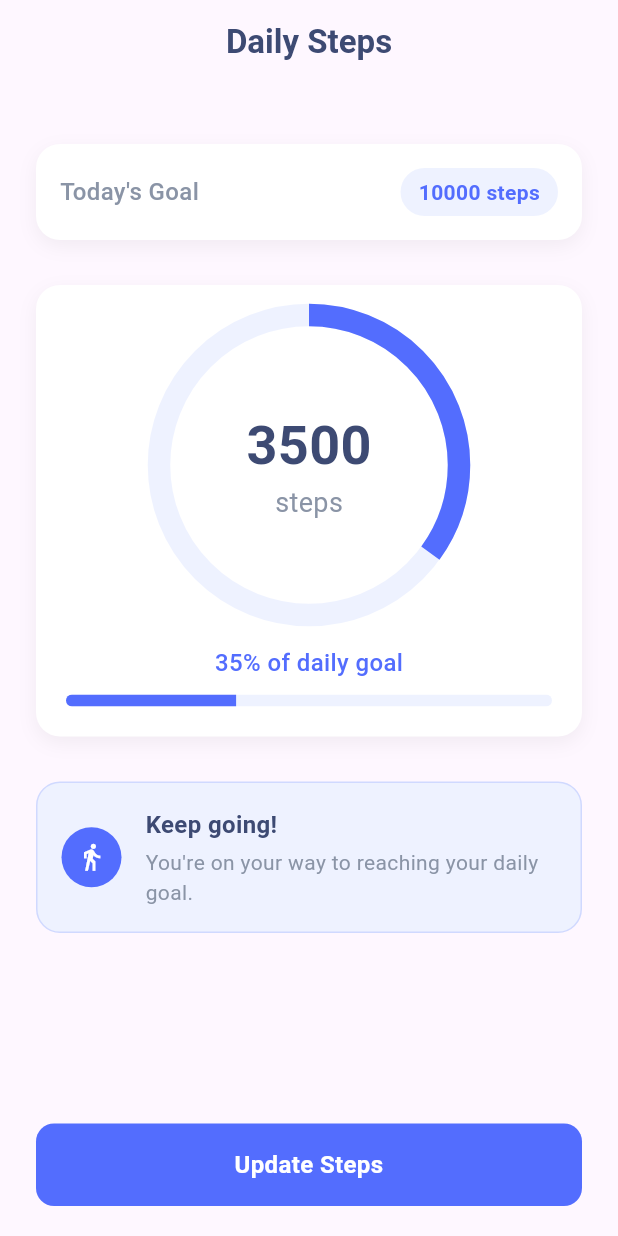
After one commit to Kavinnandha/patient_care, a Flutter app: the FootstepsScreen screen opened directly, on a phone screen of 412 x 824 dp. The commit adds this screen. Run offline on Flutter 3.47's test engine with Material 3 defaults, Android fonts, the phone set to English and light mode, and no system bars; our stand-ins replace google_fonts.

Commit message:
add foot step covered

```diff
--- a/lib/dashboard.dart
+++ b/lib/dashboard.dart
@@ -6,6 +6,7 @@ import 'water_intake.dart';
 import 'bmi_calculator.dart';
 import 'blood_glucose_level.dart';
 import 'medication.dart';
+import 'foot_steps.dart';
 
 // Main Dashboard Widget
 class Dashboard extends StatelessWidget {
@@ -279,7 +280,7 @@ class Dashboard extends StatelessWidget {
           _buildDrawerItem(context, Icons.directions_walk, "Exercise", ExerciseView()),
           _buildDrawerItem(context, Icons.water_drop, "Water Intake", WaterIntakeView()),
           _buildDrawerItem(context, Icons.calculate, "BMI Calculator", BMICalculator()),
-          _buildDrawerItem(context, Icons.healing, "Foot Care", Placeholder()),
+          _buildDrawerItem(context, Icons.healing, "Foot Care", FootstepsTracker()),
           _buildDrawerItem(context, Icons.school, "Education", Placeholder()),
           _buildDrawerItem(context, Icons.insert_chart, "Insights", Placeholder()),
           Divider(),
--- /dev/null
+++ b/lib/foot_steps.dart
@@ -0,0 +1,250 @@
+import 'package:flutter/material.dart';
+
+class FootstepsTracker extends StatelessWidget {
+  @override
+  Widget build(BuildContext context) {
+    return MaterialApp(
+      home: FootstepsScreen(),
+      debugShowCheckedModeBanner: false,
+      theme: ThemeData(
+        primaryColor: Color(0xFF536DFE),
+        scaffoldBackgroundColor: Color(0xFFF8F9FA),
+        fontFamily: 'Poppins',
+      ),
+    );
+  }
+}
+
+class FootstepsScreen extends StatefulWidget {
+  @override
+  _FootstepsScreenState createState() => _FootstepsScreenState();
+}
+
+class _FootstepsScreenState extends State<FootstepsScreen> {
+  int steps = 3500;
+  final int dailyGoal = 10000;
+
+  @override
+  Widget build(BuildContext context) {
+    double progress = steps / dailyGoal;
+
+    return Scaffold(
+      appBar: AppBar(
+        title: Text(
+          "Daily Steps",
+          style: TextStyle(
+            fontWeight: FontWeight.w600,
+            color: Color(0xFF3D4A73),
+          ),
+        ),
+        centerTitle: true,
+        elevation: 0,
+        backgroundColor: Colors.transparent,
+      ),
+      body: Padding(
+        padding: const EdgeInsets.symmetric(horizontal: 24.0, vertical: 20.0),
+        child: Column(
+          crossAxisAlignment: CrossAxisAlignment.center,
+          children: [
+            SizedBox(height: 20),
+
+            Container(
+              padding: EdgeInsets.all(16),
+              decoration: BoxDecoration(
+                color: Colors.white,
+                borderRadius: BorderRadius.circular(16),
+                boxShadow: [
+                  BoxShadow(
+                    color: Colors.black.withOpacity(0.05),
+                    blurRadius: 10,
+                    offset: Offset(0, 4),
+                  ),
+                ],
+              ),
+              child: Row(
+                mainAxisAlignment: MainAxisAlignment.spaceBetween,
+                children: [
+                  Text(
+                    "Today's Goal",
+                    style: TextStyle(
+                      fontSize: 16,
+                      color: Color(0xFF8A94A6),
+                      fontWeight: FontWeight.w500,
+                    ),
+                  ),
+                  Container(
+                    padding: EdgeInsets.symmetric(horizontal: 12, vertical: 6),
+                    decoration: BoxDecoration(
+                      color: Color(0xFFEEF2FF),
+                      borderRadius: BorderRadius.circular(20),
+                    ),
+                    child: Text(
+                      "$dailyGoal steps",
+                      style: TextStyle(
+                        fontSize: 14,
+                        fontWeight: FontWeight.w600,
+                        color: Color(0xFF536DFE),
+                      ),
+                    ),
+                  ),
+                ],
+              ),
+            ),
+
+            SizedBox(height: 30),
+
+            Container(
+              padding: EdgeInsets.all(20),
+              decoration: BoxDecoration(
+                color: Colors.white,
+                borderRadius: BorderRadius.circular(16),
+                boxShadow: [
+                  BoxShadow(
+                    color: Colors.black.withOpacity(0.05),
+                    blurRadius: 10,
+                    offset: Offset(0, 4),
+                  ),
+                ],
+              ),
+              child: Column(
+                children: [
+                  Stack(
+                    alignment: Alignment.center,
+                    children: [
+                      SizedBox(
+                        width: 200,
+                        height: 200,
+                        child: CircularProgressIndicator(
+                          value: progress,
+                          strokeWidth: 15,
+                          backgroundColor: Color(0xFFEEF2FF),
+                          valueColor: AlwaysStoppedAnimation<Color>(Color(0xFF536DFE)),
+                        ),
+                      ),
+                      Column(
+                        children: [
+                          Text(
+                            "$steps",
+                            style: TextStyle(
+                              fontSize: 36,
+                              fontWeight: FontWeight.bold,
+                              color: Color(0xFF3D4A73),
+                            ),
+                          ),
+                          Text(
+                            "steps",
+                            style: TextStyle(
+                              fontSize: 18,
+                              color: Color(0xFF8A94A6),
+                            ),
+                          ),
+                        ],
+                      ),
+                    ],
+                  ),
+
+                  SizedBox(height: 20),
+
+                  Text(
+                    "${(progress * 100).toInt()}% of daily goal",
+                    style: TextStyle(
+                      fontSize: 16,
+                      fontWeight: FontWeight.w500,
+                      color: Color(0xFF536DFE),
+                    ),
+                  ),
+
+                  SizedBox(height: 10),
+
+                  ClipRRect(
+                    borderRadius: BorderRadius.circular(10),
+                    child: LinearProgressIndicator(
+                      value: progress,
+                      minHeight: 8,
+                      backgroundColor: Color(0xFFEEF2FF),
+                      valueColor: AlwaysStoppedAnimation<Color>(Color(0xFF536DFE)),
+                    ),
+                  ),
+                ],
+              ),
+            ),
+
+            SizedBox(height: 30),
+
+            Container(
+              padding: EdgeInsets.all(16),
+              decoration: BoxDecoration(
+                color: Color(0xFFEEF2FF),
+                borderRadius: BorderRadius.circular(16),
+                border: Border.all(
+                  color: Color(0xFFD0D9FF),
+                  width: 1,
+                ),
+              ),
+              child: Row(
+                children: [
+                  Container(
+                    padding: EdgeInsets.all(10),
+                    decoration: BoxDecoration(
+                      color: Color(0xFF536DFE),
+                      shape: BoxShape.circle,
+                    ),
+                    child: Icon(
+                      Icons.directions_walk,
+                      color: Colors.white,
+                      size: 20,
+                    ),
+                  ),
+                  SizedBox(width: 16),
+                  Expanded(
+                    child: Column(
+                      crossAxisAlignment: CrossAxisAlignment.start,
+                      children: [
+                        Text(
+                          "Keep going!",
+                          style: TextStyle(
+                            fontSize: 16,
+                            fontWeight: FontWeight.bold,
+                            color: Color(0xFF3D4A73),
+                          ),
+                        ),
+                        SizedBox(height: 4),
+                        Text(
+                          "You're on your way to reaching your daily goal.",
+                          style: TextStyle(
+                            fontSize: 14,
+                            color: Color(0xFF8A94A6),
+                          ),
+                        ),
+                      ],
+                    ),
+                  ),
+                ],
+              ),
+            ),
+
+            Spacer(),
+
+            Container(
+              width: double.infinity,
+              padding: EdgeInsets.symmetric(vertical: 16),
+              decoration: BoxDecoration(
+                color: Color(0xFF536DFE),
+                borderRadius: BorderRadius.circular(12),
+              ),
+              child: Text(
+                "Update Steps",
+                textAlign: TextAlign.center,
+                style: TextStyle(
+                  color: Colors.white,
+                  fontSize: 16,
+                  fontWeight: FontWeight.w600,
+                ),
+              ),
+            ),
+          ],
+        ),
+      ),
+    );
+  }
+}
```
